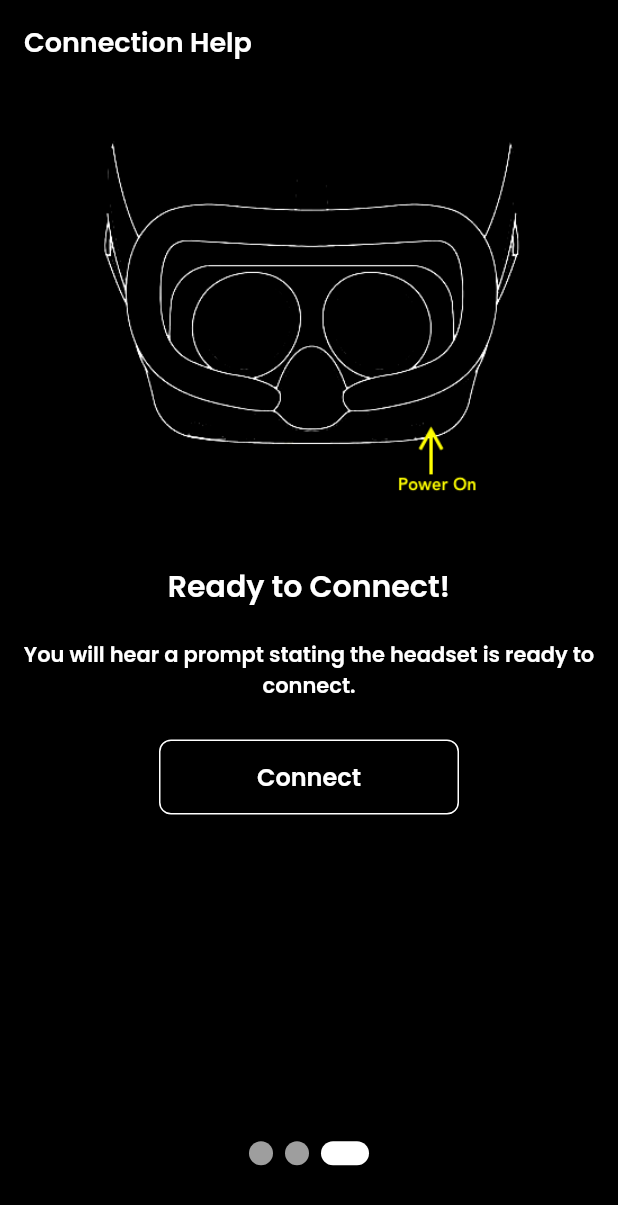
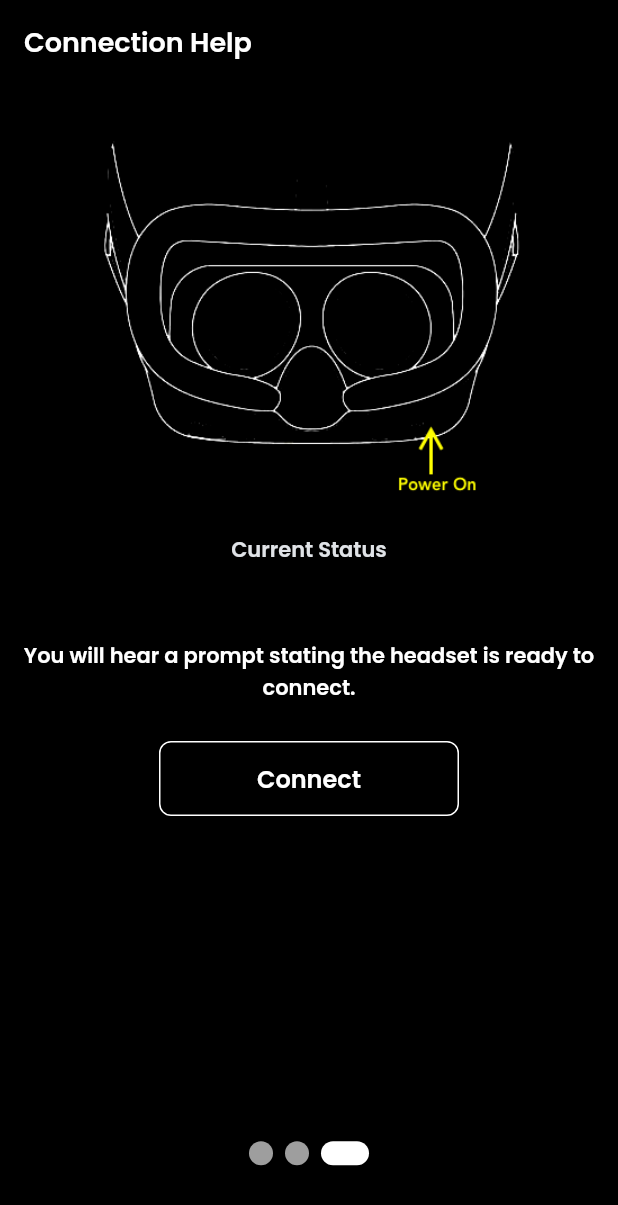
Before and after one commit to azfx/vb-companion, a Flutter app: the HelpWidget screen opened by its route, swiped to page 3, on a phone screen of 412 x 824 dp. Shown: the top 1205 px of the screen. Run offline on Flutter 3.47's test engine with Material 2 defaults, Android fonts, the phone set to English and light mode, and no system bars; drawn by our look-alikes of auto_size_text, smooth_page_indicator; our stand-ins replace flutter_blue_plus, font_awesome_flutter, from_css_color, go_router, google_fonts, page_transition and 2 more; missing offline and left inert: json_path; accounts and stored records are empty; statements that could not run were skipped.

Commit message:
UX Continues - Connection State #7

```diff
--- a/lib/custom_code/actions/connect_to_v_b_blue_tooth.dart
+++ b/lib/custom_code/actions/connect_to_v_b_blue_tooth.dart
@@ -51,6 +51,8 @@ Future<String> connectToVBBlueTooth() async {
   print('VBConnectedDevices.IsEmpty:  ${VBConnectedDevices.isEmpty}');
 
   if (!VBConnectedDevices.isEmpty) {
+    FFAppState().update(
+        () => FFAppState().connectedDeviceID = VBConnectedDevices.first.id.id);
     return "CONNECTED:" + VBConnectedDevices.first.id.id;
   }
 
--- a/lib/help/help_widget.dart
+++ b/lib/help/help_widget.dart
@@ -274,14 +274,21 @@ class _HelpWidgetState extends State<HelpWidget> {
                                     fit: BoxFit.contain,
                                   ),
                                 ),
+                                Text(
+                                  'Current Status',
+                                  style: FlutterFlowTheme.of(context)
+                                      .bodyText1
+                                      .override(
+                                        fontFamily: 'Poppins',
+                                        color: FlutterFlowTheme.of(context)
+                                            .lineColor,
+                                      ),
+                                ),
                                 Padding(
                                   padding: EdgeInsetsDirectional.fromSTEB(
-                                      20, 20, 20, 20),
+                                      20, 0, 20, 20),
                                   child: Text(
-                                    valueOrDefault<String>(
-                                      FFAppState().connectionState,
-                                      'Ready to Connect!',
-                                    ),
+                                    FFAppState().connectionState.toUpperCase(),
                                     textAlign: TextAlign.center,
                                     style: FlutterFlowTheme.of(context).title3,
                                   ),
```
Also changed, not shown: lib/home_page/home_page_widget.dart (+4 -5 lines).
